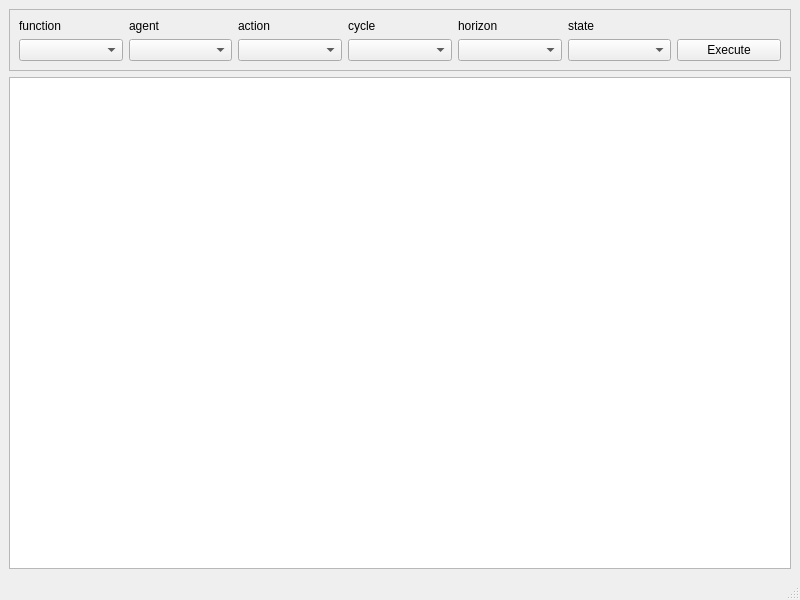
Qt form query_data.ui (usc-psychsim/psychsim-eval-gui) before a commit.
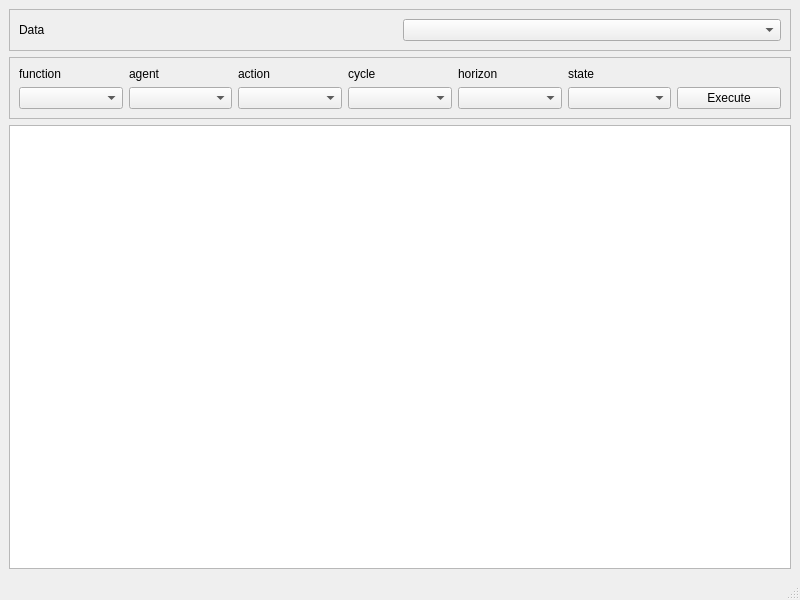
The same form after that commit.

Commit message: Start to add query data functionality

What changed in the file:
```diff
--- a/query_data.ui
+++ b/query_data.ui
@@ -15,6 +15,28 @@
   </property>
   <widget class="QWidget" name="centralwidget">
    <layout class="QVBoxLayout" name="verticalLayout">
+    <item>
+     <widget class="QFrame" name="frame_2">
+      <property name="frameShape">
+       <enum>QFrame::StyledPanel</enum>
+      </property>
+      <property name="frameShadow">
+       <enum>QFrame::Raised</enum>
+      </property>
+      <layout class="QHBoxLayout" name="horizontalLayout">
+       <item>
+        <widget class="QLabel" name="label_7">
+         <property name="text">
+          <string>Data</string>
+         </property>
+        </widget>
+       </item>
+       <item>
+        <widget class="QComboBox" name="data_combo"/>
+       </item>
+      </layout>
+     </widget>
+    </item>
     <item>
      <widget class="QFrame" name="frame">
       <property name="frameShape">
```
The commit also changes 2 other files.
